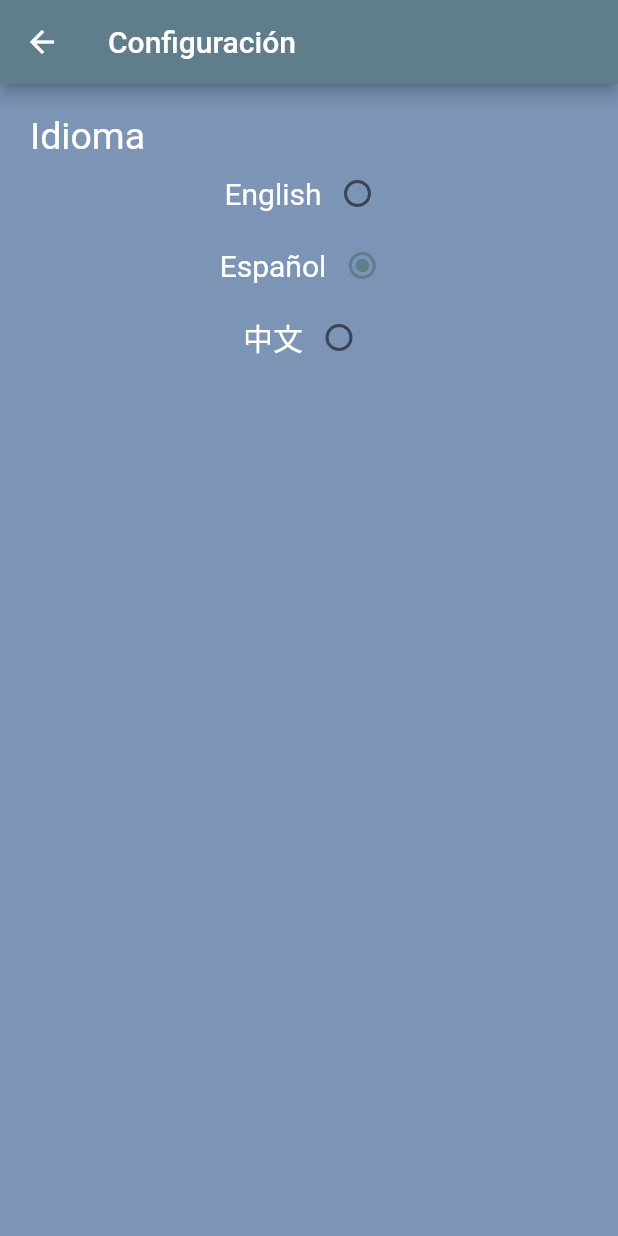
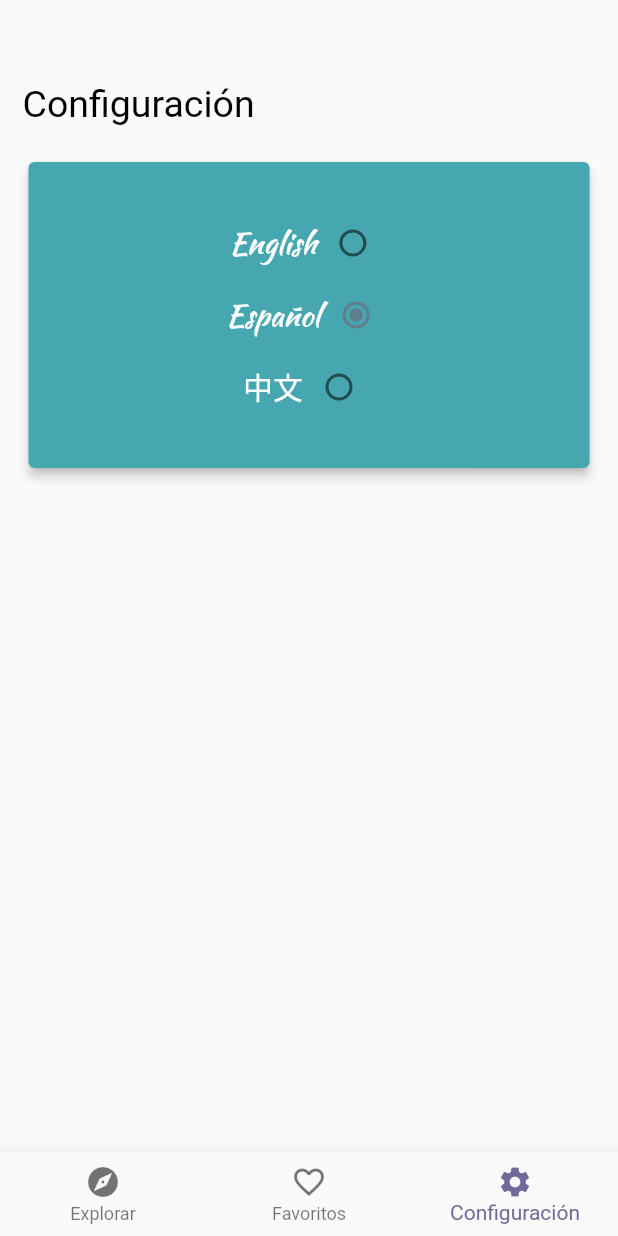
Before and after one commit to machelito/lemonycakes, a Flutter app: the SettingsScreen screen opened directly, on a phone screen of 412 x 824 dp. Run offline on Flutter 3.47's test engine with Material 2 defaults, Android fonts, the phone set to English and light mode, and no system bars; our stand-ins replace cloud_firestore, firebase_messaging; accounts and stored records are empty.

```diff
--- a/lib/src/settings.dart
+++ b/lib/src/settings.dart
@@ -17,34 +17,68 @@ class _SettingsScreenState extends State<SettingsScreen> {
     });
   }
 
+  void onTabTapped(int index) {
+    setState(() {
+      switch (index) {
+        case 0:
+          Navigator.push(context,
+              MaterialPageRoute(builder: (_) {
+                return HomeScreen();
+              }));
+          break;
+        case 1:
+          Navigator.push(context,
+              MaterialPageRoute(builder: (_) {
+                return FavoritesScreen();
+              }));
+          break;
+        default:
+        // do nothing;
+      }
+    });
+  }
+
   @override
   Widget build(BuildContext context) {
     return Scaffold(
-      backgroundColor: const Color(0xff7c94b6),
-      appBar: AppBar(
-        title: Text("Configuración"),
-      ),
       body: Container(
-        child: Center(
-          child: Padding(
-            padding: EdgeInsets.all(20.0),
+        padding: EdgeInsets.all(15.0),
         child: Column(
           mainAxisAlignment: MainAxisAlignment.start,
           children: <Widget>[
             Row(
+              children: <Widget>[
+                Padding(
+                  padding: EdgeInsets.fromLTRB(0.0, 40.0, 0.0, 20.0),
+                  child: Text(
+                    "Configuración",
+                    style: TextStyle(
+                        color: Colors.black,
+                        fontFamily: 'Roboto',
+                        fontSize: 25.0),
+                  ),
+                ),
+              ],
+            ),
+            Row(
               mainAxisAlignment: MainAxisAlignment.start,
               children: <Widget>[
-                    Text(
-                      "Idioma",
-                      style: TextStyle(fontSize: 25.0, color: Colors.white),),
-                  ],
-                ),
+                Expanded(
+                  flex: 1,
+                  child: Card(
+                  elevation: 3.0,
+                  color: const Color(0xff47a7b1),
+                    child: Padding(
+                      padding: EdgeInsets.fromLTRB(0.0, 30.0, 0.0, 30.0),
+                      child: Column(
+                        mainAxisAlignment: MainAxisAlignment.start,
+                        children: <Widget>[
                           Row(
                             mainAxisAlignment: MainAxisAlignment.center,
                             children: <Widget>[
                               Text(
                                 'English',
-                      style: TextStyle(fontSize: 20.0, color: Colors.white),
+                                style: TextStyle(fontSize: 20.0, color: Colors.white,fontFamily: 'KaushanScript',),
                               ),
                               Radio(
                                 value: 0,
@@ -58,7 +92,7 @@ class _SettingsScreenState extends State<SettingsScreen> {
                             children: <Widget>[
                               Text(
                                 'Español',
-                      style: TextStyle(fontSize: 20.0, color: Colors.white),
+                                style: TextStyle(fontSize: 20.0, color: Colors.white,fontFamily: 'KaushanScript',),
                               ),
                               Radio(
                                 value: 1,
@@ -72,7 +106,7 @@ class _SettingsScreenState extends State<SettingsScreen> {
                             children: <Widget>[
                               Text(
                                 '中文',
-                      style: TextStyle(fontSize: 20.0, color: Colors.white),
+                                style: TextStyle(fontSize: 20.0, color: Colors.white,fontFamily: 'KaushanScript',),
                               ),
                               Radio(
                                 value: 2,
@@ -86,6 +120,30 @@ class _SettingsScreenState extends State<SettingsScreen> {
                     ),
                   ),
                 ),
+              ],
+            ),
+          ],
+        ),
+      ),
+      bottomNavigationBar: BottomNavigationBar(
+        currentIndex: 2,
+        onTap: onTabTapped,
+        fixedColor: const Color(0xff716999),
+        items: <BottomNavigationBarItem>[
+          BottomNavigationBarItem(
+            icon: Icon(Icons.explore),
+            title: Text("Explorar"),
+          ),
+          BottomNavigationBarItem(
+            icon: Icon(Icons.favorite_border),
+            title: Text("Favoritos"),
+          ),
+          BottomNavigationBarItem(
+            icon: Icon(Icons.settings),
+            title: Text("Configuración"),
+          ),
+        ],
+      ),
     );
   }
 
```
Also changed, not shown: lib/src/app.dart (+16 -1 lines), lib/src/carousel.dart (+8 -2 lines), lib/src/favorites.dart (+54 -11 lines), pubspec.lock. Lines whose indentation alone changed are shown as unchanged.
